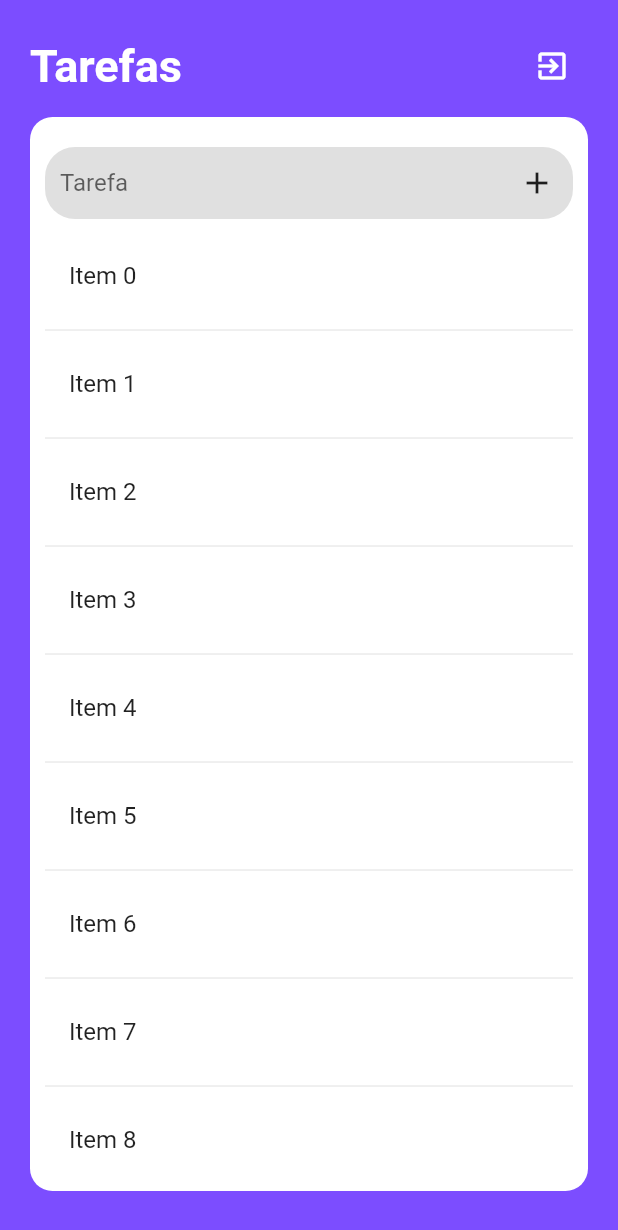
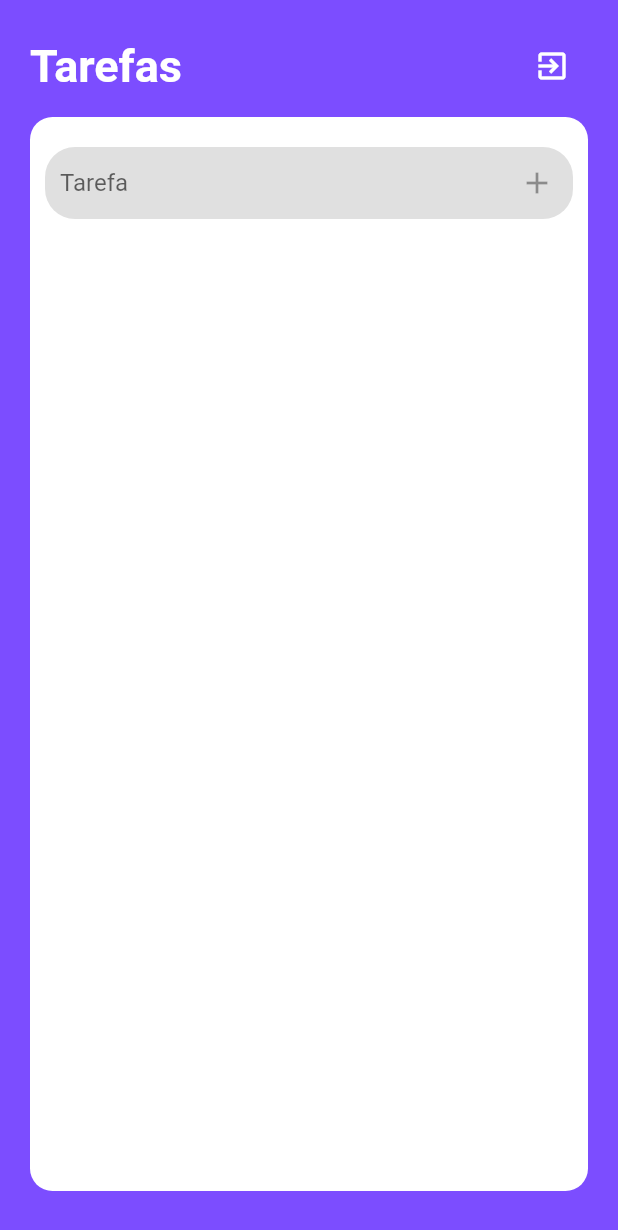
Before and after one commit to luanslf/indroducao_mobx, a Flutter app: the ListScreen screen opened directly, on a phone screen of 412 x 824 dp. Shown: the top 1230 px of the screen. Run offline on Flutter 3.47's test engine with Material 2 defaults, Android fonts, the phone set to English and light mode, and no system bars; our stand-ins replace flutter_mobx, mobx; generated files the repository leaves out were written again.

Commit message:
adiçao de itens em uma observable list

```diff
--- a/lib/screens/list_screen.dart
+++ b/lib/screens/list_screen.dart
@@ -1,5 +1,7 @@
 import 'package:flutter/material.dart';
+import 'package:flutter_mobx/flutter_mobx.dart';
 import 'package:introducao_mobx/screens/login_screen.dart';
+import 'package:introducao_mobx/stores/list_store.dart';
 
 class ListScreen extends StatefulWidget {
   @override
@@ -7,6 +9,8 @@ class ListScreen extends StatefulWidget {
 }
 
 class _ListScreenState extends State<ListScreen> {
+  ListStore listStore = ListStore();
+
   @override
   Widget build(BuildContext context) {
     return Scaffold(
@@ -40,13 +44,15 @@ class _ListScreenState extends State<ListScreen> {
         children: <Widget>[
           listTextField(),
           Expanded(
-            child: ListView.builder(
+            child: Observer(builder: (_) {
+              return ListView.builder(
               shrinkWrap: true,
-              itemCount: 10,
+              itemCount: listStore.todoList.length,
               itemBuilder: (context, index) {
-                return taskItem(title: 'Item $index');
+                return taskItem(title: listStore.todoList[index]);
               },
-            ),
+            );
+            },),
           ),
         ],
       ),
@@ -76,15 +82,24 @@ class _ListScreenState extends State<ListScreen> {
       ),
       child: Row(
         children: <Widget>[
-          Expanded(
-            child: TextField(
-              decoration: InputDecoration.collapsed(hintText: 'Tarefa'),
-            ),
+          Observer(
+            builder: (_) {
+              return Expanded(
+                child: TextField(
+                  onChanged: listStore.setNewTodo,
+                  decoration: InputDecoration.collapsed(hintText: 'Tarefa'),
+                ),
+              );
+            },
           ),
-          IconButton(
-            icon: Icon(Icons.add),
-            onPressed: () {},
-          )
+          Observer(
+            builder: (_) {
+              return IconButton(
+                icon: Icon(Icons.add),
+                onPressed: listStore.isFormValid ? listStore.addNewTodo : null,
+              );
+            },
+          ),
         ],
       ),
     );
```
Also changed, not shown: lib/stores/list_store.dart (added, +25 -0 lines), lib/stores/list_store.g.dart (added).
